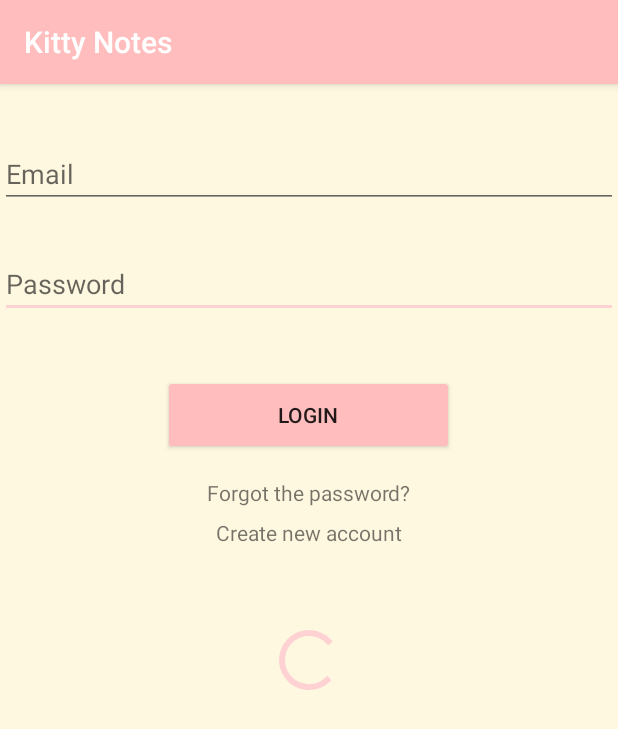
After one commit to shybaieva/NotesApp, an Android app: the Login screen opened directly, with no data from a screen before it, on a phone screen of 412 x 824 dp. The commit adds this screen. Shown: the top 729 px of the screen. Run offline under Robolectric (Android 15) with nearby library versions, the light colour scheme and no system bars.

Commit message:
Notes with FireBase

```diff
--- /dev/null
+++ b/app/src/main/java/net/shybaieva/notes/auth/Login.java
@@ -0,0 +1,16 @@
+package net.shybaieva.notes.auth;
+
+import androidx.appcompat.app.AppCompatActivity;
+
+import android.os.Bundle;
+
+import net.shybaieva.notes.R;
+
+public class Login extends AppCompatActivity {
+
+    @Override
+    protected void onCreate(Bundle savedInstanceState) {
+        super.onCreate(savedInstanceState);
+        setContentView(R.layout.activity_login);
+    }
+}
--- a/app/src/main/java/net/shybaieva/notes/model/Adapter.java
+++ b/app/src/main/java/net/shybaieva/notes/model/Adapter.java
@@ -10,7 +10,7 @@ import android.widget.Toast;
 import androidx.annotation.NonNull;
 import androidx.recyclerview.widget.RecyclerView;
 
-import net.shybaieva.notes.NoteDetails;
+import net.shybaieva.notes.note.NoteDetails;
 import net.shybaieva.notes.R;
 
 import java.util.List;
--- a/app/src/main/java/net/shybaieva/notes/EditNote.java
+++ b/app/src/main/java/net/shybaieva/notes/note/EditNote.java
@@ -1,4 +1,4 @@
-package net.shybaieva.notes;
+package net.shybaieva.notes.note;
 
 import androidx.annotation.NonNull;
 import androidx.appcompat.app.AppCompatActivity;
@@ -15,6 +15,9 @@ import com.google.android.gms.tasks.OnSuccessListener;
 import com.google.android.material.floatingactionbutton.FloatingActionButton;
 import com.google.firebase.firestore.DocumentReference;
 import com.google.firebase.firestore.FirebaseFirestore;
+
+import net.shybaieva.notes.MainActivity;
+import net.shybaieva.notes.R;
 
 import java.util.HashMap;
 import java.util.Map;
--- a/app/src/main/java/net/shybaieva/notes/NoteDetails.java
+++ b/app/src/main/java/net/shybaieva/notes/note/NoteDetails.java
@@ -1,10 +1,9 @@
-package net.shybaieva.notes;
+package net.shybaieva.notes.note;
 
 import android.content.Intent;
 import android.os.Bundle;
 
 import com.google.android.material.floatingactionbutton.FloatingActionButton;
-import com.google.android.material.snackbar.Snackbar;
 
 import androidx.annotation.NonNull;
 import androidx.appcompat.app.AppCompatActivity;
@@ -14,6 +13,8 @@ import android.text.method.ScrollingMovementMethod;
 import android.view.MenuItem;
 import android.view.View;
 import android.widget.TextView;
+
+import net.shybaieva.notes.R;
 
 public class NoteDetails extends AppCompatActivity {
 
--- a/app/src/main/res/layout/activity_add_note.xml
+++ b/app/src/main/res/layout/activity_add_note.xml
@@ -7,7 +7,7 @@
     android:layout_height="match_parent"
     android:animateLayoutChanges="false"
     android:background="@color/page_color"
-    tools:context=".AddNote">
+    tools:context=".note.AddNote">
 
     <com.google.android.material.appbar.AppBarLayout
         android:layout_width="match_parent"
--- a/app/src/main/res/layout/activity_edit_note.xml
+++ b/app/src/main/res/layout/activity_edit_note.xml
@@ -5,7 +5,7 @@
     android:layout_width="match_parent"
     android:layout_height="match_parent"
     android:backgroundTint="@color/page_color"
-    tools:context=".EditNote"
+    tools:context=".note.EditNote"
     android:background="@color/page_color">
 
 
--- /dev/null
+++ b/app/src/main/res/layout/activity_login.xml
@@ -0,0 +1,83 @@
+<?xml version="1.0" encoding="utf-8"?>
+<androidx.constraintlayout.widget.ConstraintLayout xmlns:android="http://schemas.android.com/apk/res/android"
+    xmlns:app="http://schemas.android.com/apk/res-auto"
+    xmlns:tools="http://schemas.android.com/tools"
+    android:layout_width="match_parent"
+    android:layout_height="match_parent"
+    android:backgroundTint="@color/page_color"
+    tools:context=".auth.Login"
+    android:background="@color/page_color">
+
+    <EditText
+        android:id="@+id/password"
+        android:layout_width="match_parent"
+        android:layout_height="wrap_content"
+        android:ems="10"
+        android:hint="Password"
+        android:inputType="textPersonName"
+        app:layout_constraintBottom_toBottomOf="parent"
+        app:layout_constraintEnd_toEndOf="parent"
+        app:layout_constraintHorizontal_bias="0.0"
+        app:layout_constraintStart_toStartOf="parent"
+        app:layout_constraintTop_toTopOf="parent"
+        app:layout_constraintVertical_bias="0.153" />
+
+    <EditText
+        android:id="@+id/email"
+        android:layout_width="match_parent"
+        android:layout_height="wrap_content"
+        android:ems="10"
+        android:hint="Email"
+        android:inputType="textPersonName"
+        app:layout_constraintBottom_toBottomOf="parent"
+        app:layout_constraintEnd_toEndOf="parent"
+        app:layout_constraintStart_toStartOf="parent"
+        app:layout_constraintTop_toTopOf="parent"
+        app:layout_constraintVertical_bias="0.052" />
+
+    <Button
+        android:id="@+id/LoginButton"
+        android:layout_width="194dp"
+        android:layout_height="53dp"
+        android:backgroundTint="@color/colorPrimary"
+        android:padding="0dp"
+        android:text="Login"
+        app:layout_constraintBottom_toBottomOf="parent"
+        app:layout_constraintEnd_toEndOf="parent"
+        app:layout_constraintHorizontal_bias="0.497"
+        app:layout_constraintStart_toStartOf="parent"
+        app:layout_constraintTop_toBottomOf="@+id/password"
+        app:layout_constraintVertical_bias="0.068" />
+
+    <TextView
+        android:id="@+id/tvForgorPassword"
+        android:layout_width="wrap_content"
+        android:layout_height="wrap_content"
+        android:text="Forgot the password?"
+        app:layout_constraintBottom_toBottomOf="parent"
+        app:layout_constraintEnd_toEndOf="parent"
+        app:layout_constraintStart_toStartOf="parent"
+        app:layout_constraintTop_toBottomOf="@+id/LoginButton"
+        app:layout_constraintVertical_bias="0.031" />
+
+    <TextView
+        android:id="@+id/tvCreateAccount"
+        android:layout_width="wrap_content"
+        android:layout_height="wrap_content"
+        android:text="Create new account"
+        app:layout_constraintBottom_toBottomOf="parent"
+        app:layout_constraintEnd_toEndOf="parent"
+        app:layout_constraintStart_toStartOf="parent"
+        app:layout_constraintTop_toBottomOf="@+id/tvForgorPassword"
+        app:layout_constraintVertical_bias="0.015" />
+
+    <ProgressBar
+        android:id="@+id/pbLogin"
+        style="?android:attr/progressBarStyle"
+        android:layout_width="wrap_content"
+        android:layout_height="wrap_content"
+        app:layout_constraintBottom_toBottomOf="parent"
+        app:layout_constraintEnd_toEndOf="parent"
+        app:layout_constraintStart_toStartOf="parent"
+        app:layout_constraintTop_toTopOf="parent" />
+</androidx.constraintlayout.widget.ConstraintLayout>
--- a/app/src/main/res/layout/activity_main.xml
+++ b/app/src/main/res/layout/activity_main.xml
@@ -4,7 +4,7 @@
     xmlns:tools="http://schemas.android.com/tools"
     android:layout_width="match_parent"
     android:layout_height="match_parent"
-    tools:context=".AddNote"
+    tools:context=".note.AddNote"
     android:background="@color/page_color">
 
     <com.google.android.material.appbar.AppBarLayout
--- a/app/src/main/res/layout/activity_note_details.xml
+++ b/app/src/main/res/layout/activity_note_details.xml
@@ -5,7 +5,7 @@
     android:layout_width="match_parent"
     android:layout_height="match_parent"
     android:animateLayoutChanges="true"
-    tools:context=".NoteDetails">
+    tools:context=".note.NoteDetails">
 
     <com.google.android.material.appbar.AppBarLayout
         android:id="@+id/appBarLayout"
--- a/app/src/main/res/layout/content_add_note.xml
+++ b/app/src/main/res/layout/content_add_note.xml
@@ -5,7 +5,7 @@
     android:layout_width="match_parent"
     android:layout_height="match_parent"
     app:layout_behavior="@string/appbar_scrolling_view_behavior"
-    tools:context=".AddNote"
+    tools:context=".note.AddNote"
     tools:showIn="@layout/activity_add_note">
 
     <EditText
--- a/app/src/main/res/layout/content_note_details.xml
+++ b/app/src/main/res/layout/content_note_details.xml
@@ -5,7 +5,7 @@
     android:layout_width="match_parent"
     android:layout_height="match_parent"
     app:layout_behavior="@string/appbar_scrolling_view_behavior"
-    tools:context=".NoteDetails"
+    tools:context=".note.NoteDetails"
     tools:showIn="@layout/activity_note_details"
     android:background="@color/page_color">
 
```
Also changed, not shown: app/src/main/AndroidManifest.xml (+14 -9 lines), app/src/main/java/net/shybaieva/notes/MainActivity.java (+93 -1 lines), app/src/main/java/net/shybaieva/notes/Splash.java (added, +57 -0 lines), app/src/main/java/net/shybaieva/notes/auth/Register.java (added, +16 -0 lines), app/src/main/java/net/shybaieva/notes/note/AddNote.java (renamed from app/src/main/java/net/shybaieva/notes/AddNote.java, +4 -7 lines), app/src/main/res/layout/activity_register.xml (added, +100 -0 lines), app/src/main/res/layout/activity_splash.xml (added, +49 -0 lines), app/src/main/res/layout/note_view_layuot.xml (+5 -4 lines).
